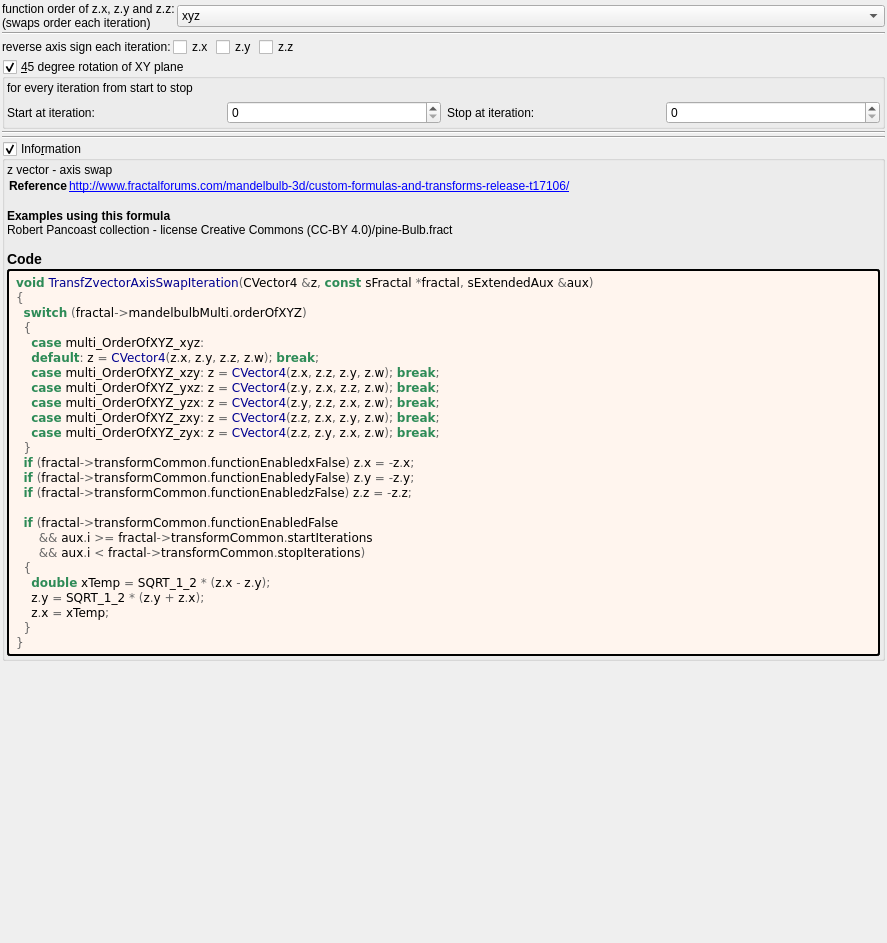
First picture: the form in mandelbulber2/formula/ui/transf_zvector_axis_swap.ui, repository buddhi1980/mandelbulber2, before the edit.
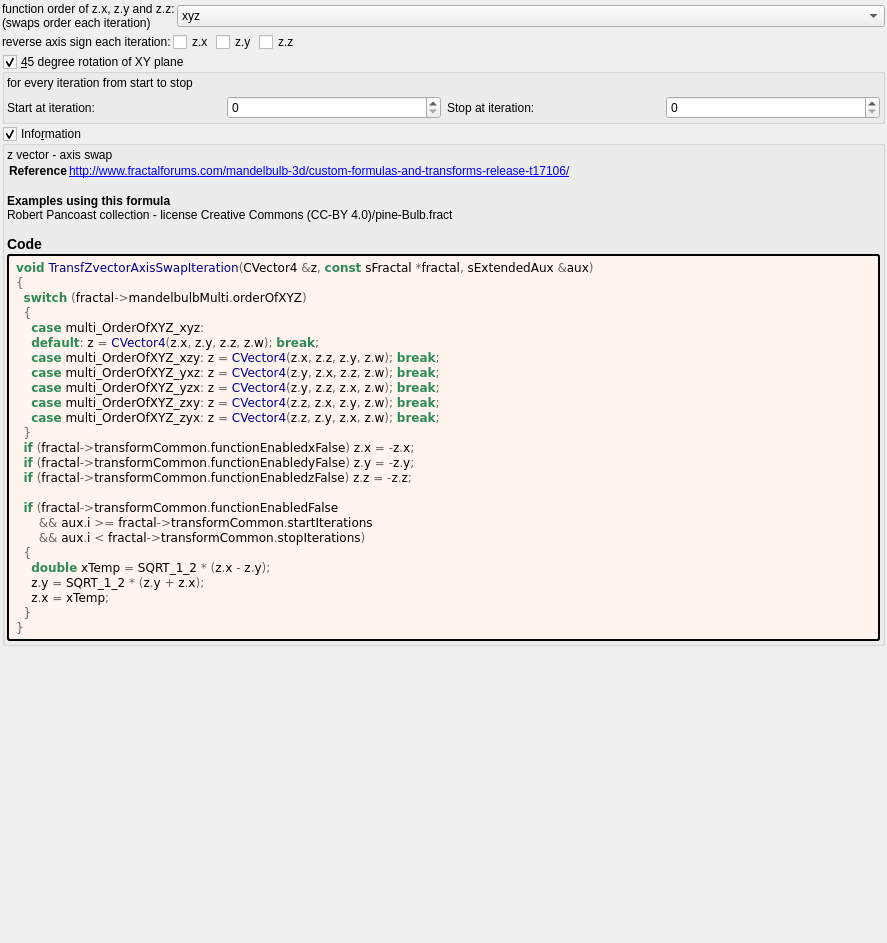
Second picture: the form after the edit. Custom widgets are drawn as their Qt base class.

Commit message: transf_spherical_offset_vcl fix plus tidying up

Patch:
```diff
--- a/mandelbulber2/formula/ui/transf_zvector_axis_swap.ui
+++ b/mandelbulber2/formula/ui/transf_zvector_axis_swap.ui
@@ -75,13 +75,6 @@
      </item>
     </layout>
    </item>
-   <item>
-    <widget class="Line" name="line_2">
-     <property name="orientation">
-      <enum>Qt::Horizontal</enum>
-     </property>
-    </widget>
-   </item>
    <item>
     <layout class="QGridLayout" name="gridLayout_23">
      <property name="spacing">
@@ -211,20 +204,6 @@
      </layout>
     </widget>
    </item>
-   <item>
-    <widget class="Line" name="line">
-     <property name="orientation">
-      <enum>Qt::Horizontal</enum>
-     </property>
-    </widget>
-   </item>
-   <item>
-    <widget class="Line" name="line_3">
-     <property name="orientation">
-      <enum>Qt::Horizontal</enum>
-     </property>
-    </widget>
-   </item>
    <item>
     <widget class="MyGroupBox" name="groupCheck_info">
      <property name="title">
```
Left out of the diff: 2 changed lines with no effect on the pictures. The commit also changes 12 other files.
